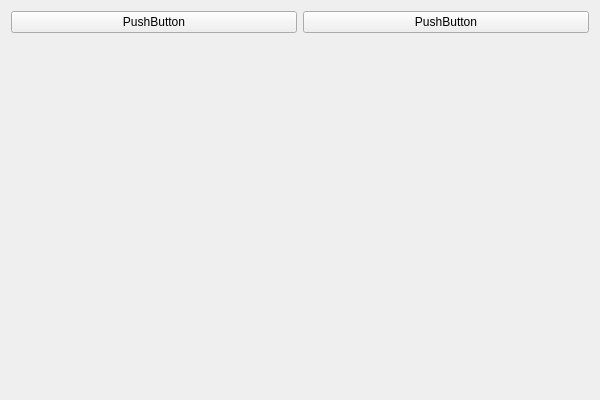
Above: qt_appWidget/qt_appWidget.ui from Nightstars/qt_appWidget before the change. Below: the same form after it.
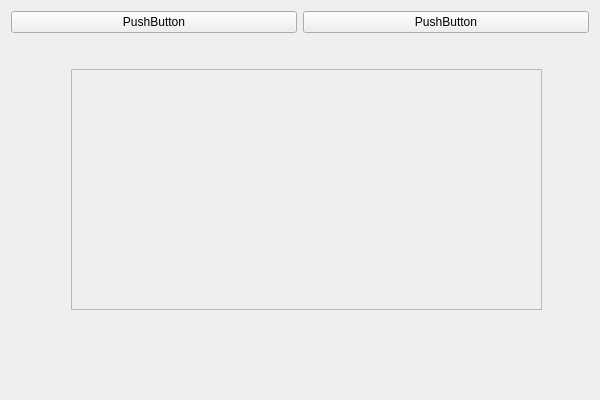
That is the form after the change. The open tabs and pages were chosen to show the change.

Diff of the .ui file:
```diff
--- a/qt_appWidget/qt_appWidget.ui
+++ b/qt_appWidget/qt_appWidget.ui
@@ -13,7 +13,7 @@
   <property name="windowTitle">
    <string>qt_appWidget</string>
   </property>
-  <layout class="QVBoxLayout" name="verticalLayout_2">
+  <layout class="QHBoxLayout" name="horizontalLayout_2">
    <item>
     <layout class="QVBoxLayout" name="verticalLayout">
      <item>
@@ -37,7 +37,31 @@
      <item>
       <widget class="QStackedWidget" name="stackedWidget">
        <widget class="QWidget" name="page"/>
-       <widget class="QWidget" name="page_2"/>
+       <widget class="QWidget" name="page_2">
+        <widget class="QScrollArea" name="scrollArea">
+         <property name="geometry">
+          <rect>
+           <x>60</x>
+           <y>30</y>
+           <width>471</width>
+           <height>241</height>
+          </rect>
+         </property>
+         <property name="widgetResizable">
+          <bool>true</bool>
+         </property>
+         <widget class="QWidget" name="scrollAreaWidgetContents">
+          <property name="geometry">
+           <rect>
+            <x>0</x>
+            <y>0</y>
+            <width>469</width>
+            <height>239</height>
+           </rect>
+          </property>
+         </widget>
+        </widget>
+       </widget>
       </widget>
      </item>
     </layout>
```
